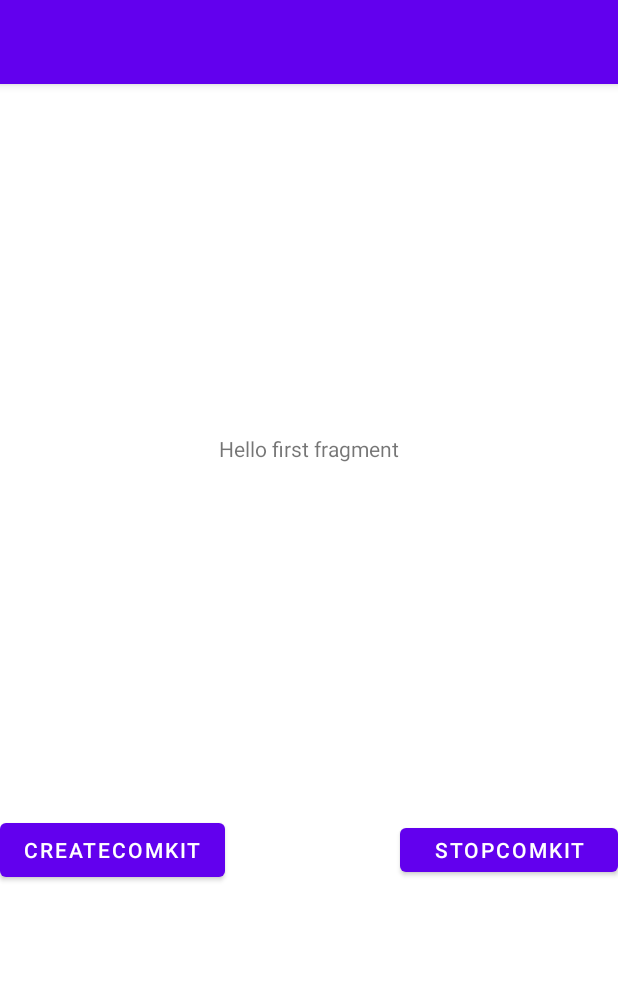
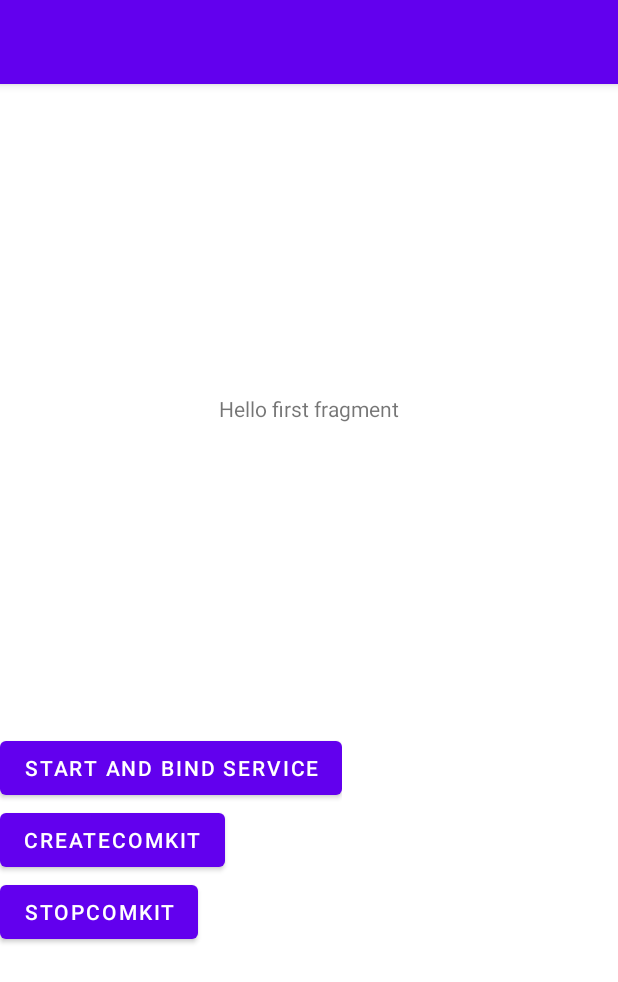
Before and after one commit to GuruPrasanna16/ComKitTestApplication, an Android app: the screen it shows after launch (MainActivity), on a phone screen of 412 x 824 dp. Shown: the top 982 px of the screen. Run offline under Robolectric (Android 15) with nearby library versions, the phone set to English and light mode, and no system bars; our stand-ins replace navigation-ui; libraries missing offline, so code that uses them is left out: com.tomtom.comkit.

Commit message:
Get the services up and running

```diff
--- a/app/src/main/res/layout/fragment_first.xml
+++ b/app/src/main/res/layout/fragment_first.xml
@@ -1,6 +1,5 @@
 <?xml version="1.0" encoding="utf-8"?>
-<androidx.constraintlayout.widget.ConstraintLayout
-    xmlns:android="http://schemas.android.com/apk/res/android"
+<androidx.constraintlayout.widget.ConstraintLayout xmlns:android="http://schemas.android.com/apk/res/android"
     xmlns:app="http://schemas.android.com/apk/res-auto"
     xmlns:tools="http://schemas.android.com/tools"
     android:layout_width="match_parent"
@@ -12,31 +11,38 @@
         android:layout_width="wrap_content"
         android:layout_height="wrap_content"
         android:text="@string/hello_first_fragment"
-        app:layout_constraintTop_toTopOf="parent"
+        app:layout_constraintBottom_toTopOf="@id/linearLayoutContainer"
+        app:layout_constraintEnd_toEndOf="parent"
         app:layout_constraintStart_toStartOf="parent"
-        app:layout_constraintEnd_toEndOf="parent"
-        app:layout_constraintBottom_toTopOf="@id/createcomkitbutton"
-        />
+        app:layout_constraintTop_toTopOf="parent" />
 
-    <Button
-        android:id="@+id/createcomkitbutton"
+    <LinearLayout
+        android:id="@+id/linearLayoutContainer"
         android:layout_width="wrap_content"
         android:layout_height="wrap_content"
-        android:onClick="callOnCreateComKit"
-        android:text="@string/CreateComKit"
+        android:layout_marginBottom="192dp"
+        android:orientation="vertical"
         app:layout_constraintBottom_toBottomOf="parent"
-        app:layout_constraintEnd_toEndOf="parent"
-        app:layout_constraintHorizontal_bias="0"
-        app:layout_constraintStart_toStartOf="parent"
-        app:layout_constraintTop_toBottomOf="@id/textview_first" />
+        tools:ignore="MissingConstraints">
 
-    <Button
-        android:id="@+id/button2"
-        android:layout_width="145dp"
-        android:layout_height="41dp"
-        android:text="@string/StopComKit"
-        app:layout_constraintBottom_toBottomOf="parent"
-        app:layout_constraintEnd_toEndOf="parent"
-        app:layout_constraintLeft_toLeftOf="@id/createcomkitbutton"
-        app:layout_constraintTop_toBottomOf="@id/textview_first" />
+        <Button
+            android:id="@+id/StartAndBindToComKit"
+            android:layout_width="wrap_content"
+            android:layout_height="wrap_content"
+            android:text="@string/StartAndBindService" />
+
+        <Button
+            android:id="@+id/CreateComKitSettings"
+            android:layout_width="wrap_content"
+            android:layout_height="wrap_content"
+            android:text="@string/CreateComKit" />
+
+        <Button
+            android:id="@+id/StopComKit"
+            android:layout_width="wrap_content"
+            android:layout_height="wrap_content"
+            android:text="@string/StopComKit" />
+    </LinearLayout>
+
+
 </androidx.constraintlayout.widget.ConstraintLayout>
--- a/app/src/main/res/values/strings.xml
+++ b/app/src/main/res/values/strings.xml
@@ -4,6 +4,7 @@
     <!-- Strings used for fragments for navigation -->
     <string name="first_fragment_label">First Fragment</string>
     <string name="second_fragment_label">Second Fragment</string>
+    <string name="StartAndBindService">Start and Bind Service</string>
     <string name="CreateComKit">CreateComKit</string>
     <string name="StopComKit">StopComKit</string>
 
```
Also changed, not shown: app/src/main/java/com/example/ivi/example/comkittestapplication/FirstFragment.kt (+48 -19 lines).
